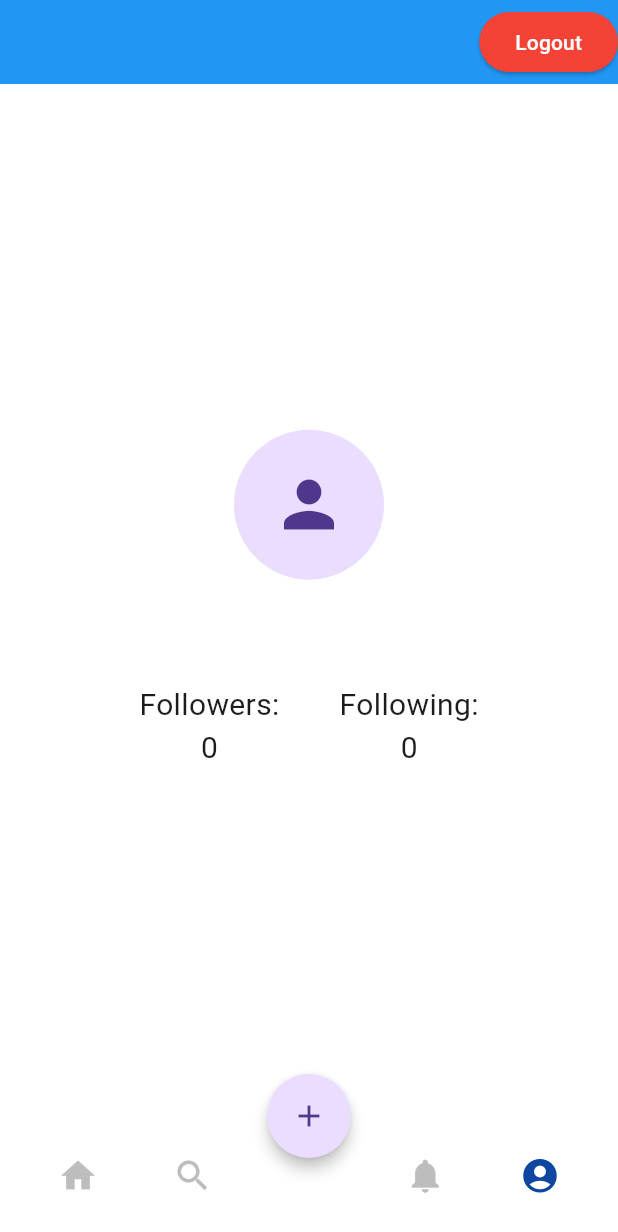
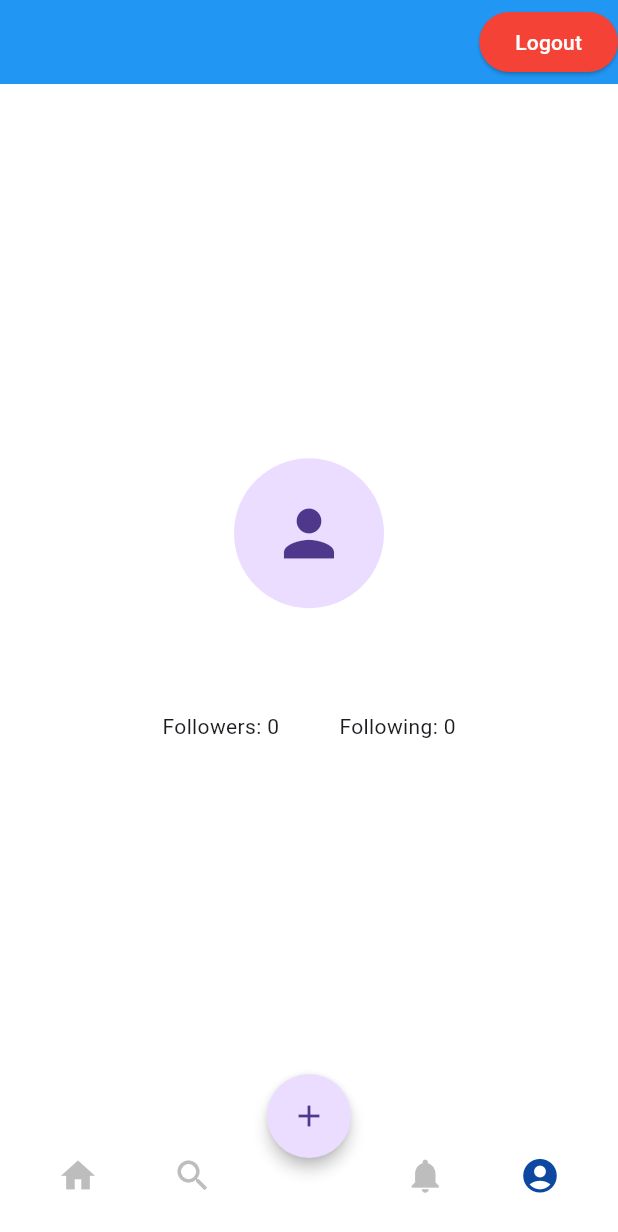
Before and after one commit to WillHeather18/recipie_app, a Flutter app: the screen it shows once a user with an empty profile is signed in, item 4 of the bottom bar chosen, on a phone screen of 412 x 824 dp. Shown: the top 1232 px of the screen. Run offline on Flutter 3.47's test engine with Material 3 defaults, Android fonts, the phone set to English and light mode, and no system bars; our stand-ins replace cloud_firestore, firebase_auth, firebase_core, firebase_storage, flutter_image_compress, flutter_spinbox and 2 more; missing offline and left inert: duration_picker; accounts and stored records are empty.

Commit message:
added future follwers and following list

```diff
--- a/lib/pages/profile_page.dart
+++ b/lib/pages/profile_page.dart
@@ -10,8 +10,10 @@ class ProfilePage extends StatelessWidget {
     final userProvider = Provider.of<UserProvider>(context);
     final userService = UserService(userProvider: userProvider);
 
-    var followers;// = userProvider.followers;
-    var following;// = userService.following;
+    Future<List<String>> followers = userService.getFollowersList(userProvider.username);
+    Future<List<String>> following = userService.getFollowingList(userProvider.username);
+    print('Followers: $followers');
+    print('Following: $following');
     var profilePictureUrl = userProvider.profilePictureUrl;
 
     return Scaffold(
@@ -57,17 +59,31 @@ class ProfilePage extends StatelessWidget {
             Row(
               mainAxisAlignment: MainAxisAlignment.center,
               children: [
-                Column(
-                  children: [
-                    Text("Followers:", style: const TextStyle(fontSize: 20)),
-                    Text("${followers ?? 0}", style: const TextStyle(fontSize: 20)),
-                  ],
+                FutureBuilder<List<String>>(
+                  future: followers, // The Future you want to execute
+                  builder: (BuildContext context, AsyncSnapshot<List<String>> snapshot) {
+                    if (snapshot.connectionState == ConnectionState.waiting) {
+                      return CircularProgressIndicator(); // Show a loading spinner while waiting
+                    } else if (snapshot.hasError) {
+                      return Text('Error: ${snapshot.error}'); // Show error if any
+                    } else {
+                      return Text('Followers: ${snapshot.data?.length}'); // Display the number of followers
+                    }
+                  },
                 ),
                 const SizedBox(width: 40),
                 Column(
                   children: [
-                    Text("Following:", style: const TextStyle(fontSize: 20)),
-                    Text("${following ?? 0}", style: const TextStyle(fontSize: 20)),
+                    FutureBuilder(future: following,
+                    builder: (BuildContext context, AsyncSnapshot<List<String>> snapshot) {
+                      if (snapshot.connectionState == ConnectionState.waiting) {
+                        return CircularProgressIndicator(); // Show a loading spinner while waiting
+                      } else if (snapshot.hasError) {
+                        return Text('Error: ${snapshot.error}'); // Show error if any
+                      } else {
+                        return Text('Following: ${snapshot.data?.length}'); // Display the number of following
+                      }
+                    }),
                   ],
                 ),
               ],
```
Also changed, not shown: pubspec.lock.
